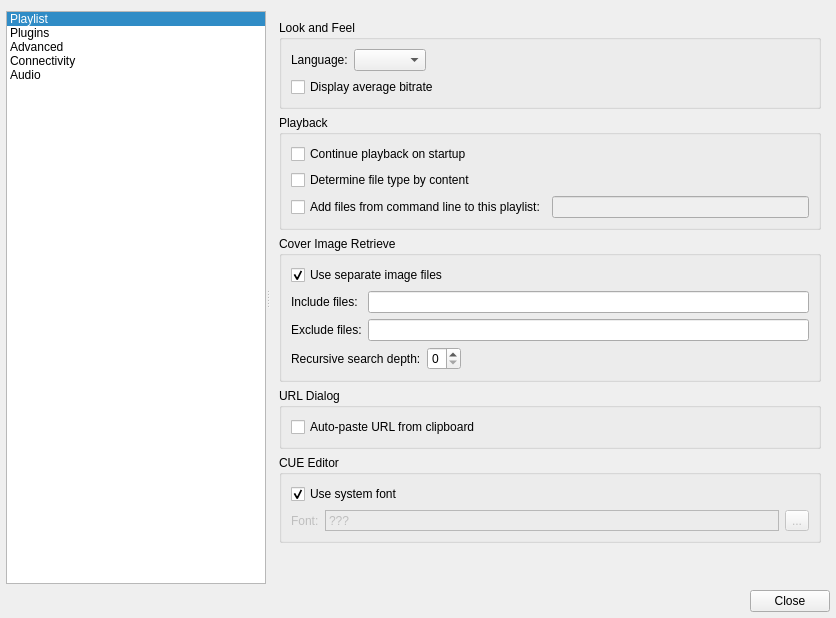
Above: src/qmmpui/forms/configdialog.ui from ksv1986/qmmp-staging before the change. Below: the same form after it.
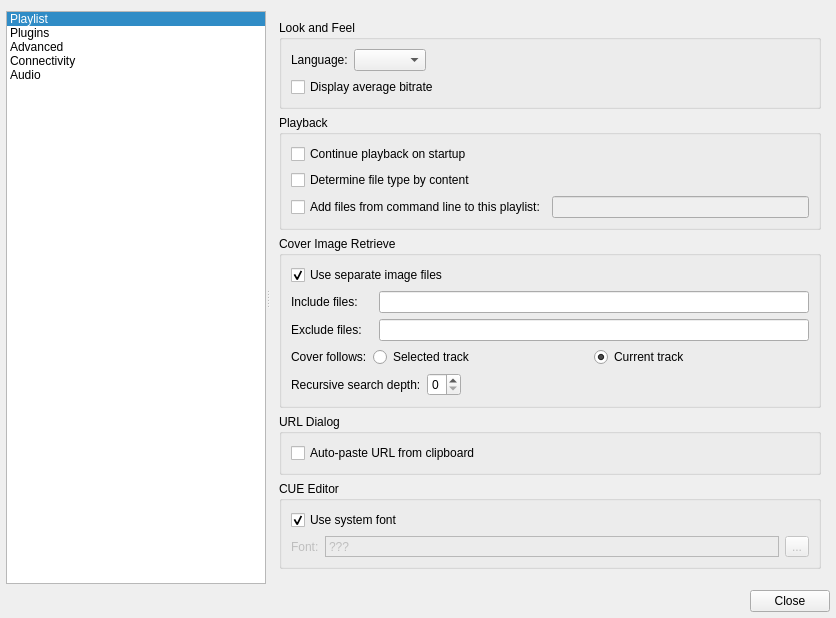
That is the form after the change. The open tabs and pages were chosen to show the change. Icons and pictures are not drawn.

Commit message: Add option to show cover of selected track

The edit to the form file:
```diff
--- a/src/qmmpui/forms/configdialog.ui
+++ b/src/qmmpui/forms/configdialog.ui
@@ -428,7 +428,17 @@
            <string>Cover Image Retrieve</string>
           </property>
           <layout class="QGridLayout" name="gridLayout_6">
-           <item row="0" column="0" colspan="2">
+           <item row="3" column="0">
+            <widget class="QLabel" name="label_follows">
+             <property name="text">
+              <string>Cover follows:</string>
+             </property>
+            </widget>
+           </item>
+           <item row="1" column="2">
+            <widget class="QLineEdit" name="coverIncludeLineEdit"/>
+           </item>
+           <item row="0" column="0" colspan="3">
             <widget class="QCheckBox" name="useCoverFilesCheckBox">
              <property name="text">
               <string>Use separate image files</string>
@@ -445,9 +455,6 @@
              </property>
             </widget>
            </item>
-           <item row="1" column="1">
-            <widget class="QLineEdit" name="coverIncludeLineEdit"/>
-           </item>
            <item row="2" column="0">
             <widget class="QLabel" name="label_12">
              <property name="text">
@@ -455,10 +462,10 @@
              </property>
             </widget>
            </item>
-           <item row="2" column="1">
+           <item row="2" column="2">
             <widget class="QLineEdit" name="coverExcludeLineEdit"/>
            </item>
-           <item row="3" column="0" colspan="2">
+           <item row="4" column="0" colspan="3">
             <layout class="QHBoxLayout" name="horizontalLayout_4">
              <item>
               <widget class="QLabel" name="label_13">
@@ -489,6 +496,33 @@
              </item>
             </layout>
            </item>
+           <item row="3" column="1" colspan="2">
+            <layout class="QHBoxLayout" name="horizontalLayout_2">
+             <item>
+              <widget class="QRadioButton" name="coverFollowsSelected">
+               <property name="text">
+                <string>Selected track</string>
+               </property>
+               <attribute name="buttonGroup">
+                <string notr="true">coverRadioGroup</string>
+               </attribute>
+              </widget>
+             </item>
+             <item>
+              <widget class="QRadioButton" name="coverFollowsCurrent">
+               <property name="text">
+                <string>Current track</string>
+               </property>
+               <property name="checked">
+                <bool>true</bool>
+               </property>
+               <attribute name="buttonGroup">
+                <string notr="true">coverRadioGroup</string>
+               </attribute>
+              </widget>
+             </item>
+            </layout>
+           </item>
           </layout>
          </widget>
         </item>
```
Left out of the diff: 3 changed lines with no effect on the pictures. The commit also changes 8 other files.
